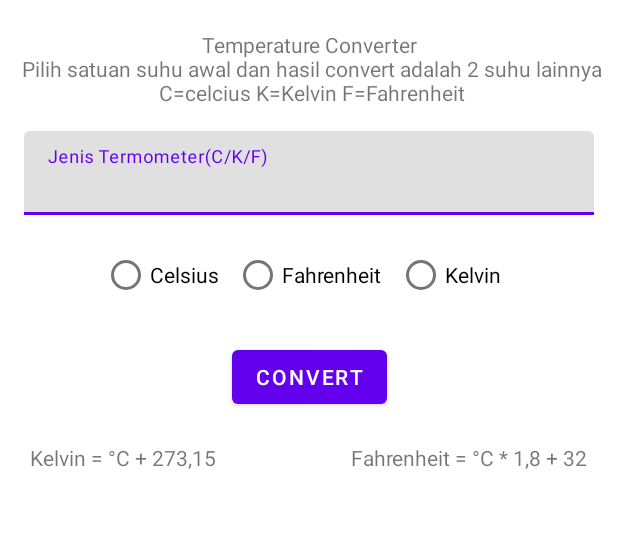
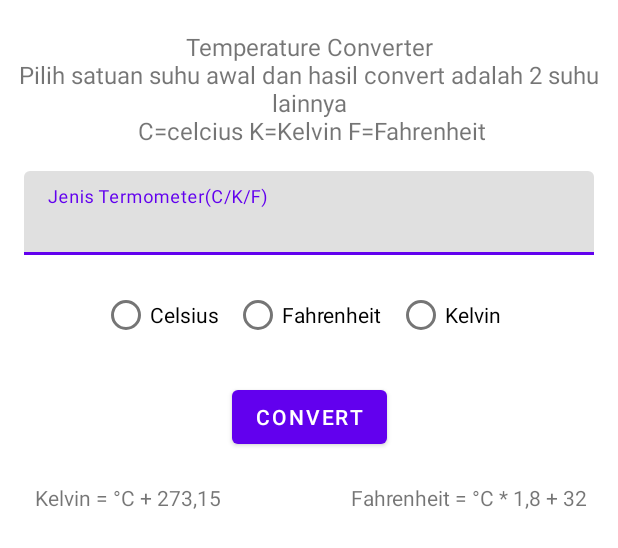
Before and after one commit to davidmpurba/6706201142_Assessment_Mobpro1, an Android app: the layout activity_main.xml on its own in the app's theme, with its tools: preview values and no code run, on a phone screen of 412 x 824 dp. Shown: the top 548 px of the screen. Run offline under Robolectric (Android 15) with nearby library versions, the phone set to English and light mode, and no system bars.

```diff
--- a/app/build.gradle
+++ b/app/build.gradle
@@ -15,7 +15,9 @@ android {
 
         testInstrumentationRunner "androidx.test.runner.AndroidJUnitRunner"
     }
-
+    buildFeatures{
+        viewBinding true
+    }
     buildTypes {
         release {
             minifyEnabled false
--- a/app/src/main/res/layout/activity_main.xml
+++ b/app/src/main/res/layout/activity_main.xml
@@ -13,7 +13,7 @@
         android:layout_marginTop="20dp"
         android:text="@string/judul"
         android:textAlignment="center"
-        android:textSize="14sp"
+        android:textSize="16sp"
         app:layout_constraintEnd_toEndOf="parent"
         app:layout_constraintStart_toStartOf="parent"
         app:layout_constraintTop_toTopOf="parent" />
@@ -72,7 +72,7 @@
     </RadioGroup>
 
     <Button
-        android:id="@+id/button2"
+        android:id="@+id/convert"
         android:layout_width="wrap_content"
         android:layout_height="wrap_content"
         android:layout_marginTop="20dp"
@@ -85,20 +85,21 @@
         android:id="@+id/textView2"
         android:layout_width="wrap_content"
         android:layout_height="wrap_content"
-        android:layout_marginLeft="20dp"
+        android:layout_marginStart="16dp"
         android:layout_marginTop="20dp"
         android:text="@string/hasil_convert1"
+        app:layout_constraintEnd_toStartOf="@+id/convert"
         app:layout_constraintStart_toStartOf="parent"
-        app:layout_constraintTop_toBottomOf="@+id/button2" />
+        app:layout_constraintTop_toBottomOf="@+id/convert" />
 
     <TextView
         android:id="@+id/textView4"
         android:layout_width="wrap_content"
         android:layout_height="wrap_content"
         android:layout_marginTop="20dp"
-        android:layout_marginRight="20dp"
+        android:layout_marginEnd="20dp"
         android:text="@string/hasil_convert2"
         app:layout_constraintEnd_toEndOf="parent"
-        app:layout_constraintTop_toBottomOf="@+id/button2" />
+        app:layout_constraintTop_toBottomOf="@+id/convert" />
 
 </androidx.constraintlayout.widget.ConstraintLayout>
--- a/app/src/main/res/values/strings.xml
+++ b/app/src/main/res/values/strings.xml
@@ -1,6 +1,6 @@
 <resources>
     <string name="app_name">Temperature_converter</string>
-    <string name="judul">Temperature Converter\n Pilih satuan suhu awal dan hasil convert adalah 2 suhu lainnya\n C=celcius K=Kelvin F=Fahrenheit</string>
+    <string name="judul">Temperature Converter\nPilih satuan suhu awal dan hasil convert adalah 2 suhu lainnya\n C=celcius K=Kelvin F=Fahrenheit</string>
     <string name="jenis_termometer">Jenis Termometer(C/K/F) </string>
     <string name="fahrenheit">Fahrenheit</string>
     <string name="celcius">Celsius</string>
```
Also changed, not shown: app/src/main/java/org/d3if1142/temperature_converter/MainActivity.kt (+16 -1 lines).
